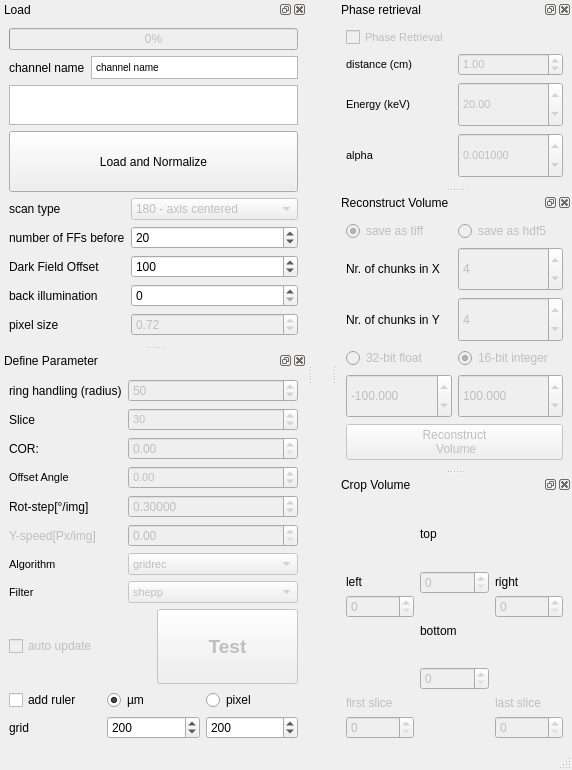
First picture: the form in BAMline_on_the_fly_CT-reco/on_the_fly_CT_reco_hdf_dock_widget.ui, repository HMarkoetter/BAMline_CT_preview_RECO, before the edit.
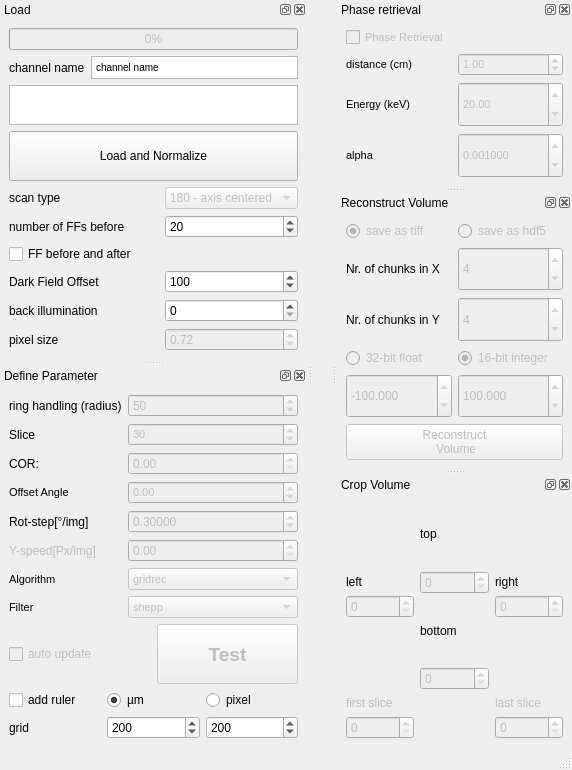
Second picture: the form after the edit.

Commit message: ff_before_after checkbox added

Patch:
```diff
--- a/BAMline_on_the_fly_CT-reco/on_the_fly_CT_reco_hdf_dock_widget.ui
+++ b/BAMline_on_the_fly_CT-reco/on_the_fly_CT_reco_hdf_dock_widget.ui
@@ -36,23 +36,95 @@
    </attribute>
    <widget class="QWidget" name="dockWidgetContents">
     <layout class="QGridLayout" name="gridLayout_2">
-     <item row="0" column="0" colspan="2">
-      <widget class="QProgressBar" name="progressBar">
+     <item row="4" column="0">
+      <widget class="QLabel" name="label_2">
+       <property name="sizePolicy">
+        <sizepolicy hsizetype="Fixed" vsizetype="Preferred">
+         <horstretch>0</horstretch>
+         <verstretch>0</verstretch>
+        </sizepolicy>
+       </property>
+       <property name="text">
+        <string>number of FFs before</string>
+       </property>
+      </widget>
+     </item>
+     <item row="7" column="0">
+      <widget class="QLabel" name="label_13">
+       <property name="text">
+        <string>back illumination</string>
+       </property>
+      </widget>
+     </item>
+     <item row="3" column="2">
+      <widget class="QComboBox" name="comboBox_180_360">
        <property name="enabled">
         <bool>false</bool>
        </property>
+       <item>
+        <property name="text">
+         <string>180 - axis centered</string>
+        </property>
+       </item>
+       <item>
+        <property name="text">
+         <string>360 - axis left</string>
+        </property>
+       </item>
+       <item>
+        <property name="text">
+         <string>360 - axis right</string>
+        </property>
+       </item>
+      </widget>
+     </item>
+     <item row="8" column="0">
+      <widget class="QLabel" name="label_14">
+       <property name="text">
+        <string>pixel size</string>
+       </property>
+      </widget>
+     </item>
+     <item row="7" column="2">
+      <widget class="QSpinBox" name="spinBox_back_illumination">
        <property name="sizePolicy">
         <sizepolicy hsizetype="Minimum" vsizetype="Preferred">
          <horstretch>0</horstretch>
          <verstretch>0</verstretch>
         </sizepolicy>
+       </property>
+       <property name="toolTip">
+        <string>&lt;html&gt;&lt;head/&gt;&lt;body&gt;&lt;p&gt;will be subtracted from the FFs only&lt;/p&gt;&lt;/body&gt;&lt;/html&gt;</string>
+       </property>
+       <property name="maximum">
+        <number>65535</number>
+       </property>
+      </widget>
+     </item>
+     <item row="4" column="2">
+      <widget class="QSpinBox" name="spinBox_number_FFs">
+       <property name="sizePolicy">
+        <sizepolicy hsizetype="Minimum" vsizetype="Preferred">
+         <horstretch>0</horstretch>
+         <verstretch>0</verstretch>
+        </sizepolicy>
+       </property>
+       <property name="maximum">
+        <number>5000</number>
        </property>
        <property name="value">
-        <number>0</number>
+        <number>20</number>
        </property>
       </widget>
      </item>
-     <item row="1" column="0" colspan="2">
+     <item row="3" column="0">
+      <widget class="QLabel" name="label_18">
+       <property name="text">
+        <string>scan type</string>
+       </property>
+      </widget>
+     </item>
+     <item row="1" column="0" colspan="3">
       <layout class="QGridLayout" name="gridLayout_4">
        <item row="0" column="0">
         <widget class="QLabel" name="label_17">
@@ -130,29 +202,26 @@
        </item>
       </layout>
      </item>
-     <item row="3" column="1">
-      <widget class="QComboBox" name="comboBox_180_360">
+     <item row="8" column="2">
+      <widget class="QDoubleSpinBox" name="pixel_size">
        <property name="enabled">
         <bool>false</bool>
        </property>
-       <item>
-        <property name="text">
-         <string>180 - axis centered</string>
-        </property>
-       </item>
-       <item>
-        <property name="text">
-         <string>360 - axis left</string>
-        </property>
-       </item>
-       <item>
-        <property name="text">
-         <string>360 - axis right</string>
-        </property>
-       </item>
+       <property name="sizePolicy">
+        <sizepolicy hsizetype="Minimum" vsizetype="Preferred">
+         <horstretch>0</horstretch>
+         <verstretch>0</verstretch>
+        </sizepolicy>
+       </property>
+       <property name="singleStep">
+        <double>0.010000000000000</double>
+       </property>
+       <property name="value">
+        <double>0.720000000000000</double>
+       </property>
       </widget>
      </item>
-     <item row="5" column="1">
+     <item row="6" column="2">
       <widget class="QSpinBox" name="spinBox_DF">
        <property name="sizePolicy">
         <sizepolicy hsizetype="Minimum" vsizetype="Preferred">
@@ -171,66 +240,23 @@
        </property>
       </widget>
      </item>
-     <item row="6" column="1">
-      <widget class="QSpinBox" name="spinBox_back_illumination">
-       <property name="sizePolicy">
-        <sizepolicy hsizetype="Minimum" vsizetype="Preferred">
-         <horstretch>0</horstretch>
-         <verstretch>0</verstretch>
-        </sizepolicy>
+     <item row="0" column="0" colspan="3">
+      <widget class="QProgressBar" name="progressBar">
+       <property name="enabled">
+        <bool>false</bool>
        </property>
-       <property name="toolTip">
-        <string>&lt;html&gt;&lt;head/&gt;&lt;body&gt;&lt;p&gt;will be subtracted from the FFs only&lt;/p&gt;&lt;/body&gt;&lt;/html&gt;</string>
-       </property>
-       <property name="maximum">
-        <number>65535</number>
-       </property>
-      </widget>
-     </item>
-     <item row="4" column="1">
-      <widget class="QSpinBox" name="spinBox_number_FFs">
        <property name="sizePolicy">
         <sizepolicy hsizetype="Minimum" vsizetype="Preferred">
          <horstretch>0</horstretch>
          <verstretch>0</verstretch>
         </sizepolicy>
        </property>
-       <property name="maximum">
-        <number>5000</number>
-       </property>
        <property name="value">
-        <number>20</number>
-       </property>
-      </widget>
-     </item>
-     <item row="3" column="0">
-      <widget class="QLabel" name="label_18">
-       <property name="text">
-        <string>scan type</string>
-       </property>
-      </widget>
-     </item>
-     <item row="4" column="0">
-      <widget class="QLabel" name="label_2">
-       <property name="sizePolicy">
-        <sizepolicy hsizetype="Fixed" vsizetype="Preferred">
-         <horstretch>0</horstretch>
-         <verstretch>0</verstretch>
-        </sizepolicy>
-       </property>
-       <property name="text">
-        <string>number of FFs before</string>
+        <number>0</number>
        </property>
       </widget>
      </item>
      <item row="6" column="0">
-      <widget class="QLabel" name="label_13">
-       <property name="text">
-        <string>back illumination</string>
-       </property>
-      </widget>
-     </item>
-     <item row="5" column="0">
       <widget class="QLabel" name="label_10">
        <property name="sizePolicy">
         <sizepolicy hsizetype="Fixed" vsizetype="Preferred">
@@ -246,29 +272,10 @@
        </property>
       </widget>
      </item>
-     <item row="7" column="0">
-      <widget class="QLabel" name="label_14">
+     <item row="5" column="0">
+      <widget class="QCheckBox" name="FF_before_after_checkbox">
        <property name="text">
-        <string>pixel size</string>
-       </property>
-      </widget>
-     </item>
-     <item row="7" column="1">
-      <widget class="QDoubleSpinBox" name="pixel_size">
-       <property name="enabled">
-        <bool>false</bool>
-       </property>
-       <property name="sizePolicy">
-        <sizepolicy hsizetype="Minimum" vsizetype="Preferred">
-         <horstretch>0</horstretch>
-         <verstretch>0</verstretch>
-        </sizepolicy>
-       </property>
-       <property name="singleStep">
-        <double>0.010000000000000</double>
-       </property>
-       <property name="value">
-        <double>0.720000000000000</double>
+        <string>FF before and after</string>
        </property>
       </widget>
      </item>
```
The commit also changes 1 other file.
